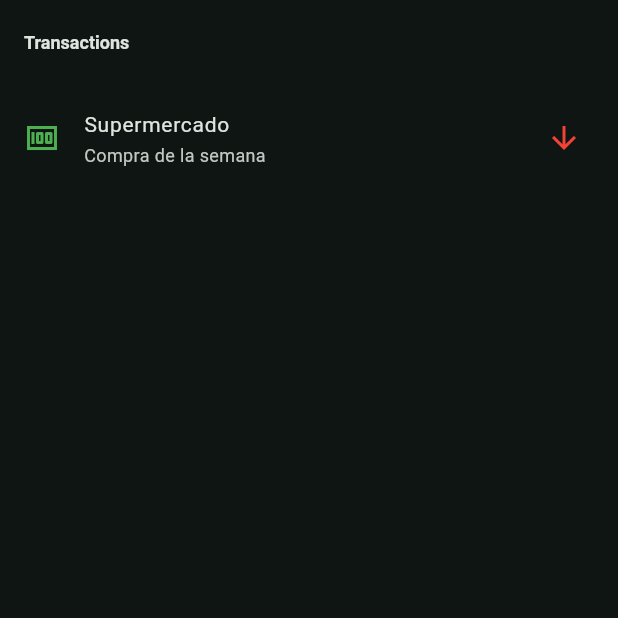
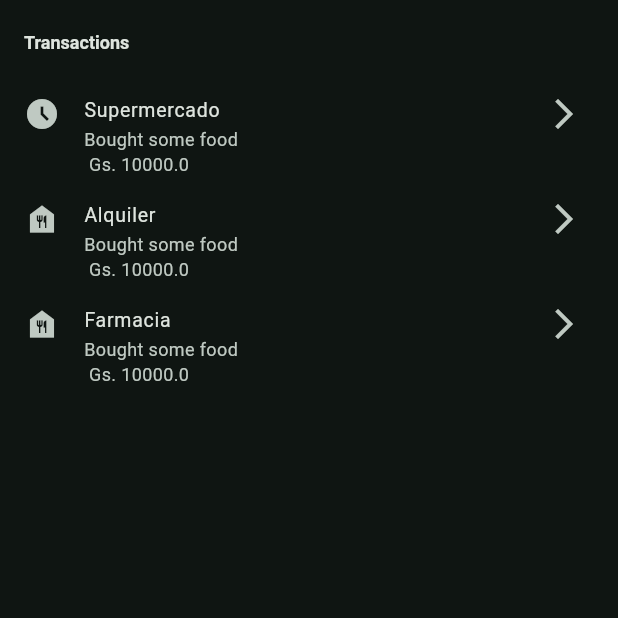
Before and after one commit to josemlegal/finance_helper, a Flutter app: the screen it shows after launch, on a phone screen of 412 x 824 dp, the top half of it. Run offline on Flutter 3.47's test engine with Material 2 defaults, Android fonts, the phone set to English and light mode, and no system bars; our stand-ins replace animate_do, dio, get_it, go_router, hooks_riverpod, stacked_services; accounts and stored records are empty.

Commit message:
Add ListOfTransactions widget and TransactionDetail view

```diff
--- /dev/null
+++ b/lib/presentation/transactions/views/transaction_details.dart
@@ -0,0 +1,18 @@
+import 'package:flutter/material.dart';
+
+class TransactionDetails extends StatelessWidget {
+  static const name = '/transaction-details';
+  const TransactionDetails({super.key});
+
+  @override
+  Widget build(BuildContext context) {
+    return Scaffold(
+      appBar: AppBar(
+        title: const Text('Transaction Details'),
+      ),
+      body: const Center(
+        child: Text('Transaction Details'),
+      ),
+    );
+  }
+}
--- a/lib/presentation/transactions/widgets/list_of_transactions.dart
+++ b/lib/presentation/transactions/widgets/list_of_transactions.dart
@@ -1,34 +1,55 @@
+import 'package:finance_helper/core/utils/date_parser.dart';
+import 'package:finance_helper/domain/models/transaction_model.dart';
 import 'package:flutter/material.dart';
+import 'package:go_router/go_router.dart';
 
 class ListOfTransactions extends StatelessWidget {
   ListOfTransactions({super.key});
 
-  final mockData = [
-    {
-      'id': 1,
-      'title': 'Supermercado',
-      'subtitle': 'Compra de la semana',
-      'amount': 1000,
-      'icon': Icons.money,
-    }
+  final List<Transaction> transactions = [
+    Transaction(
+      id: 1,
+      category: 'Supermercado',
+      descrption: 'Bought some food',
+      amount: 10000,
+      icon: Icons.access_time_filled,
+      createAt: DateTime.now(),
+    ),
+    Transaction(
+      id: 2,
+      category: 'Alquiler',
+      descrption: 'Bought some food',
+      amount: 10000,
+      icon: Icons.food_bank,
+      createAt: DateTime.now(),
+    ),
+    Transaction(
+      id: 3,
+      category: 'Farmacia',
+      descrption: 'Bought some food',
+      amount: 10000,
+      icon: Icons.food_bank,
+      createAt: DateTime.now(),
+    ),
   ];
 
   @override
   Widget build(BuildContext context) {
-    return const Column(
+    return Column(
       children: [
-        ListTile(
-          leading: Icon(
-            Icons.money,
-            color: Colors.green,
-          ),
-          title: Text('Supermercado'),
-          subtitle: Text('Compra de la semana'),
-          trailing: Icon(
-            Icons.arrow_downward_outlined,
-            color: Colors.red,
-          ),
-        ),
+        for (Transaction transaction in transactions)
+          ListTile(
+            leading: Icon(transaction.icon),
+            title: Text(transaction.category),
+            subtitle:
+                Text("${transaction.descrption} \n Gs. ${transaction.amount}"),
+            isThreeLine: true,
+            dense: true,
+            trailing: const Icon(Icons.arrow_forward_ios),
+            onTap: () {
+              context.push('/transaction-details');
+            },
+          )
       ],
     );
   }
```
